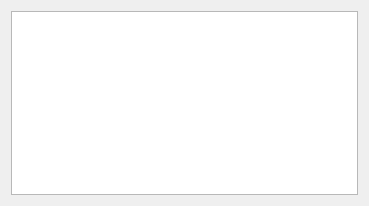
Above: usbunmounter.ui from MX-Linux/mx-usb-unmounter before the change. Below: the same form after it.
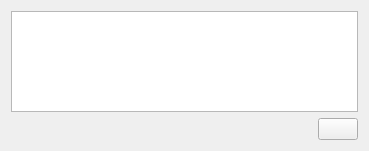
That is the form after the change. Icons and pictures are not drawn.

```diff
--- a/usbunmounter.ui
+++ b/usbunmounter.ui
@@ -7,7 +7,7 @@
     <x>0</x>
     <y>0</y>
     <width>369</width>
-    <height>206</height>
+    <height>151</height>
    </rect>
   </property>
   <property name="sizePolicy">
@@ -20,7 +20,7 @@
    <string>usbunmounter</string>
   </property>
   <layout class="QGridLayout" name="gridLayout">
-   <item row="0" column="0">
+   <item row="0" column="0" colspan="3">
     <widget class="QListWidget" name="mountlistview">
      <property name="sizePolicy">
       <sizepolicy hsizetype="Expanding" vsizetype="Expanding">
@@ -33,6 +33,34 @@
      </property>
     </widget>
    </item>
+   <item row="1" column="1">
+    <spacer name="horizontalSpacer">
+     <property name="orientation">
+      <enum>Qt::Horizontal</enum>
+     </property>
+     <property name="sizeHint" stdset="0">
+      <size>
+       <width>300</width>
+       <height>20</height>
+      </size>
+     </property>
+    </spacer>
+   </item>
+   <item row="1" column="2">
+    <widget class="QPushButton" name="cancel">
+     <property name="text">
+      <string/>
+     </property>
+     <property name="icon">
+      <iconset theme="gtk-cancel">
+       <normaloff/>
+      </iconset>
+     </property>
+     <property name="autoDefault">
+      <bool>false</bool>
+     </property>
+    </widget>
+   </item>
   </layout>
  </widget>
  <layoutdefault spacing="6" margin="11"/>
```
Left out of the diff: 3 changed lines with no effect on the pictures.
